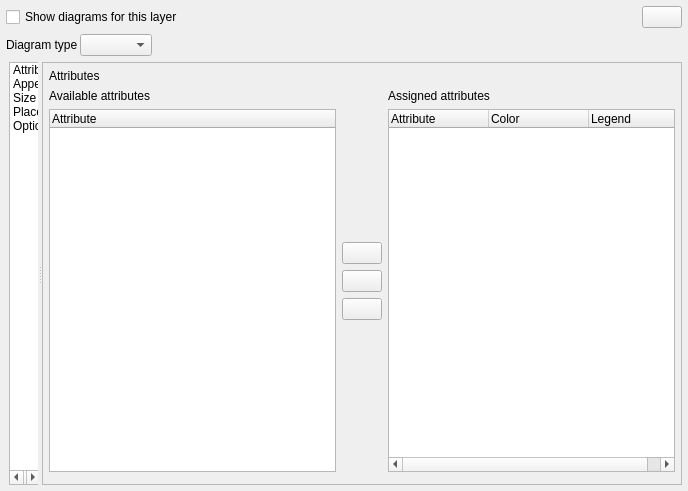
Qt form SWGIS-DLLSrc/SWGIS-App/swgisdiagrampropertiesbase.ui (LZS1991/SWGIS) before a commit.
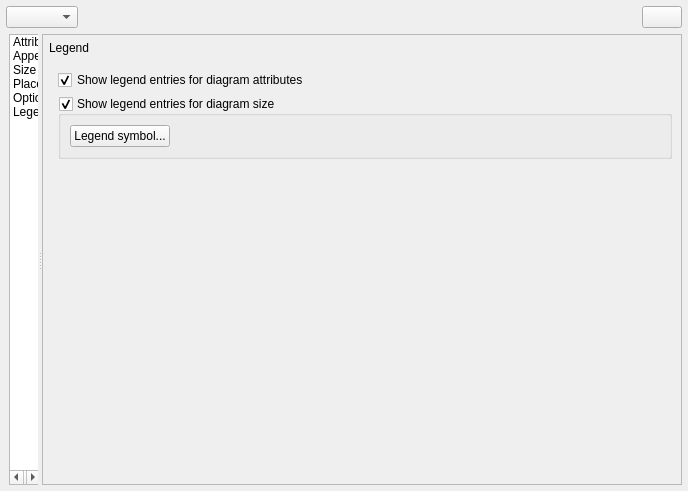
The same form after that commit. The open tabs and pages were chosen to show the change. Icons and pictures are not drawn. Custom widgets are drawn as their Qt base class.

Diff of the .ui file:
```diff
--- a/SWGIS-DLLSrc/SWGIS-App/swgisdiagrampropertiesbase.ui
+++ b/SWGIS-DLLSrc/SWGIS-App/swgisdiagrampropertiesbase.ui
@@ -10,7 +10,7 @@
     <height>491</height>
    </rect>
   </property>
-  <layout class="QVBoxLayout" name="verticalLayout_8" stretch="0,0,1">
+  <layout class="QVBoxLayout" name="verticalLayout_8" stretch="0,1">
    <property name="leftMargin">
     <number>6</number>
    </property>
@@ -39,11 +39,7 @@
        <number>0</number>
       </property>
       <item>
-       <widget class="QCheckBox" name="mEnableDiagramsCheckBox">
-        <property name="text">
-         <string>Show diagrams for this layer</string>
-        </property>
-       </widget>
+       <widget class="QComboBox" name="mDiagramTypeComboBox"/>
       </item>
       <item>
        <spacer name="horizontalSpacer_7">
@@ -97,50 +93,6 @@
      </layout>
     </widget>
    </item>
-   <item>
-    <widget class="QFrame" name="mDiagramTypeFrame">
-     <layout class="QHBoxLayout" name="diagramTypeAndPriorityLayout">
-      <property name="spacing">
-       <number>2</number>
-      </property>
-      <property name="leftMargin">
-       <number>0</number>
-      </property>
-      <property name="topMargin">
-       <number>0</number>
-      </property>
-      <property name="rightMargin">
-       <number>0</number>
-      </property>
-      <property name="bottomMargin">
-       <number>0</number>
-      </property>
-      <item>
-       <widget class="QLabel" name="mTypeLabel">
-        <property name="text">
-         <string>Diagram type</string>
-        </property>
-       </widget>
-      </item>
-      <item>
-       <widget class="QComboBox" name="mDiagramTypeComboBox"/>
-      </item>
-      <item>
-       <spacer name="horizontalSpacer">
-        <property name="orientation">
-         <enum>Qt::Horizontal</enum>
-        </property>
-        <property name="sizeHint" stdset="0">
-         <size>
-          <width>40</width>
-          <height>20</height>
-         </size>
-        </property>
-       </spacer>
-      </item>
-     </layout>
-    </widget>
-   </item>
    <item>
     <widget class="QFrame" name="mDiagramFrame">
      <property name="frameShape">
@@ -273,6 +225,15 @@
                <normaloff>:/images/themes/default/propertyicons/action.svg</normaloff>:/images/themes/default/propertyicons/action.svg</iconset>
              </property>
             </item>
+            <item>
+             <property name="text">
+              <string>Legend</string>
+             </property>
+             <property name="icon">
+              <iconset>
+               <normaloff>:/images/themes/default/legend.svg</normaloff>:/images/themes/default/legend.svg</iconset>
+             </property>
+            </item>
            </widget>
           </item>
          </layout>
@@ -342,8 +303,8 @@
                   <rect>
                    <x>0</x>
                    <y>0</y>
-                   <width>294</width>
-                   <height>104</height>
+                   <width>626</width>
+                   <height>417</height>
                   </rect>
                  </property>
                  <layout class="QHBoxLayout" name="horizontalLayout_6">
@@ -1794,6 +1755,106 @@
               </item>
              </layout>
             </widget>
+            <widget class="QWidget" name="mDiagramPage_Legend">
+             <layout class="QVBoxLayout" name="verticalLayout_11">
+              <property name="leftMargin">
+               <number>0</number>
+              </property>
+              <property name="topMargin">
+               <number>0</number>
+              </property>
+              <property name="rightMargin">
+               <number>0</number>
+              </property>
+              <property name="bottomMargin">
+               <number>0</number>
+              </property>
+              <item>
+               <widget class="QLabel" name="label_7">
+                <property name="text">
+                 <string>Legend</string>
+                </property>
+               </widget>
+              </item>
+              <item>
+               <widget class="QScrollArea" name="scrollArea_2">
+                <property name="frameShape">
+                 <enum>QFrame::NoFrame</enum>
+                </property>
+                <property name="widgetResizable">
+                 <bool>true</bool>
+                </property>
+                <widget class="QWidget" name="scrollAreaWidgetContents_2">
+                 <property name="geometry">
+                  <rect>
+                   <x>0</x>
+                   <y>0</y>
+                   <width>293</width>
+                   <height>101</height>
+                  </rect>
+                 </property>
+                 <layout class="QVBoxLayout" name="verticalLayout_12">
+                  <item>
+                   <widget class="QCheckBox" name="mCheckBoxAttributeLegend">
+                    <property name="text">
+                     <string>Show legend entries for diagram attributes</string>
+                    </property>
+                    <property name="checked">
+                     <bool>true</bool>
+                    </property>
+                   </widget>
+                  </item>
+                  <item>
+                   <widget class="QgsCollapsibleGroupBox" name="mCheckBoxSizeLegend">
+                    <property name="title">
+                     <string>Show legend entries for diagram size</string>
+                    </property>
+                    <property name="checkable">
+                     <bool>true</bool>
+                    </property>
+                    <layout class="QHBoxLayout" name="horizontalLayout_7">
+                     <item>
+                      <widget class="QPushButton" name="mButtonSizeLegendSymbol">
+                       <property name="text">
+                        <string>Legend symbol...</string>
+                       </property>
+                      </widget>
+                     </item>
+                     <item>
+                      <spacer name="horizontalSpacer_11">
+                       <property name="orientation">
+                        <enum>Qt::Horizontal</enum>
+                       </property>
+                       <property name="sizeHint" stdset="0">
+                        <size>
+                         <width>40</width>
+                         <height>20</height>
+                        </size>
+                       </property>
+                      </spacer>
+                     </item>
+                    </layout>
+                   </widget>
+                  </item>
+                  <item>
+                   <spacer name="verticalSpacer_7">
+                    <property name="orientation">
+                     <enum>Qt::Vertical</enum>
+                    </property>
+                    <property name="sizeHint" stdset="0">
+                     <size>
+                      <width>20</width>
+                      <height>40</height>
+                     </size>
+                    </property>
+                   </spacer>
+                  </item>
+                 </layout>
+                </widget>
+               </widget>
+              </item>
+             </layout>
+            </widget>
            </widget>
           </item>
          </layout>
@@ -1807,10 +1868,9 @@
  </widget>
  <customwidgets>
   <customwidget>
-   <class>QgsColorButtonV2</class>
-   <extends>QToolButton</extends>
-   <header>qgscolorbuttonv2.h</header>
-   <container>1</container>
+   <class>QgsScaleRangeWidget</class>
+   <extends>QWidget</extends>
+   <header>qgsscalerangewidget.h</header>
   </customwidget>
   <customwidget>
    <class>QgsDoubleSpinBox</class>
@@ -1818,9 +1878,16 @@
    <header>qgsdoublespinbox.h</header>
   </customwidget>
   <customwidget>
-   <class>QgsSpinBox</class>
-   <extends>QSpinBox</extends>
-   <header>qgsspinbox.h</header>
+   <class>QgsFieldExpressionWidget</class>
+   <extends>QWidget</extends>
+   <header>qgsfieldexpressionwidget.h</header>
+   <container>1</container>
+  </customwidget>
+  <customwidget>
+   <class>QgsColorButtonV2</class>
+   <extends>QToolButton</extends>
+   <header>qgscolorbuttonv2.h</header>
+   <container>1</container>
   </customwidget>
   <customwidget>
    <class>QgsCollapsibleGroupBox</class>
@@ -1835,9 +1902,9 @@
    <container>1</container>
   </customwidget>
   <customwidget>
-   <class>QgsScaleRangeWidget</class>
-   <extends>QWidget</extends>
-   <header>qgsscalerangewidget.h</header>
+   <class>QgsSpinBox</class>
+   <extends>QSpinBox</extends>
+   <header>qgsspinbox.h</header>
   </customwidget>
  </customwidgets>
  <tabstops>
```
Left out of the diff: 287 changed lines with no effect on the pictures.
